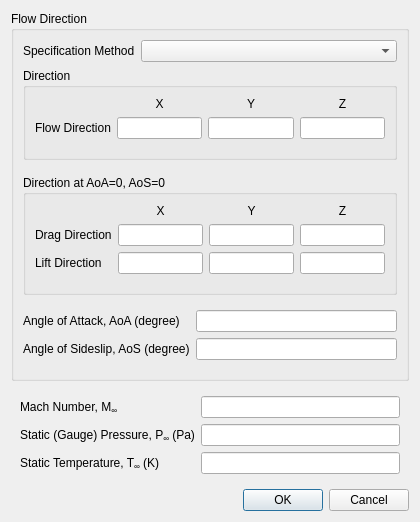
The window that baramFlow/view/setup/boundary_conditions/farfield_riemann_dialog.ui (nextfoam/baram) describes before a commit, drawn with Qt 5.
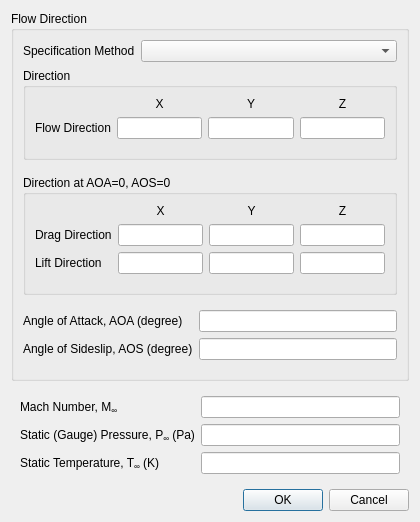
The same window after the commit. Custom widgets are drawn as their Qt base class.

Patch:
```diff
--- a/baramFlow/view/setup/boundary_conditions/farfield_riemann_dialog.ui
+++ b/baramFlow/view/setup/boundary_conditions/farfield_riemann_dialog.ui
@@ -157,7 +157,7 @@
             <item>
              <widget class="QGroupBox" name="groupBox">
               <property name="title">
-               <string>Direction at AoA=0, AoS=0</string>
+               <string>Direction at AOA=0, AOS=0</string>
               </property>
               <layout class="QVBoxLayout" name="verticalLayout_5">
                <item>
@@ -255,7 +255,7 @@
                <item row="0" column="0">
                 <widget class="QLabel" name="label_18">
                  <property name="text">
-                  <string>Angle of Attack, AoA (degree)</string>
+                  <string>Angle of Attack, AOA (degree)</string>
                  </property>
                 </widget>
                </item>
@@ -265,7 +265,7 @@
                <item row="1" column="0">
                 <widget class="QLabel" name="label_19">
                  <property name="text">
-                  <string>Angle of Sideslip, AoS (degree)</string>
+                  <string>Angle of Sideslip, AOS (degree)</string>
                  </property>
                 </widget>
                </item>
```
